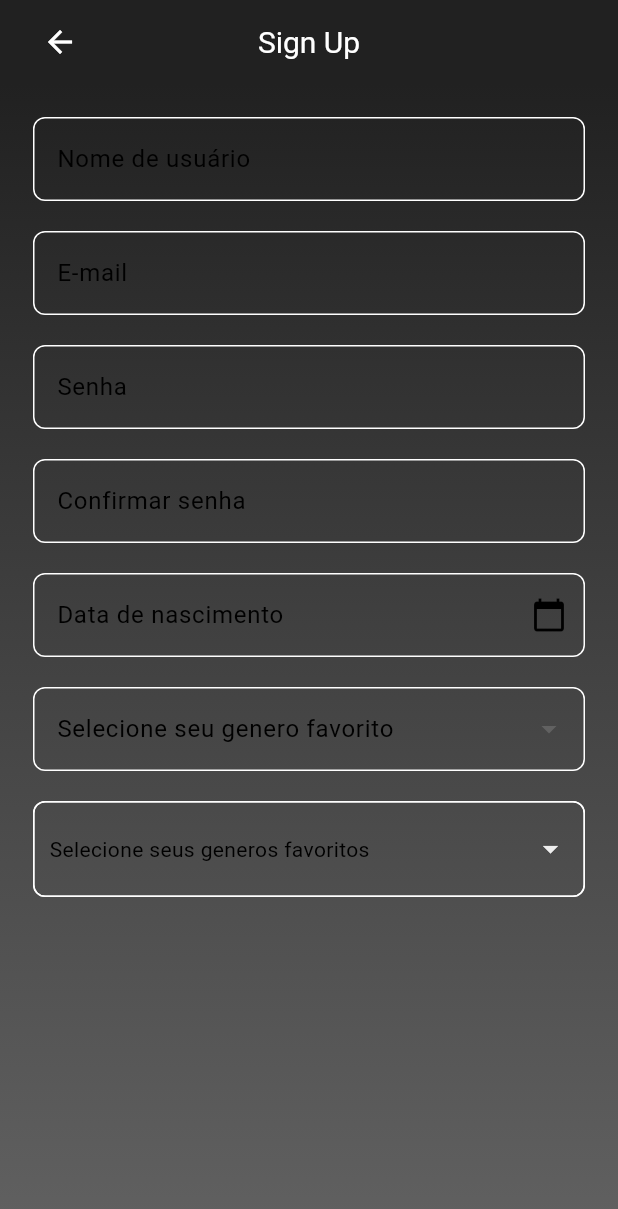
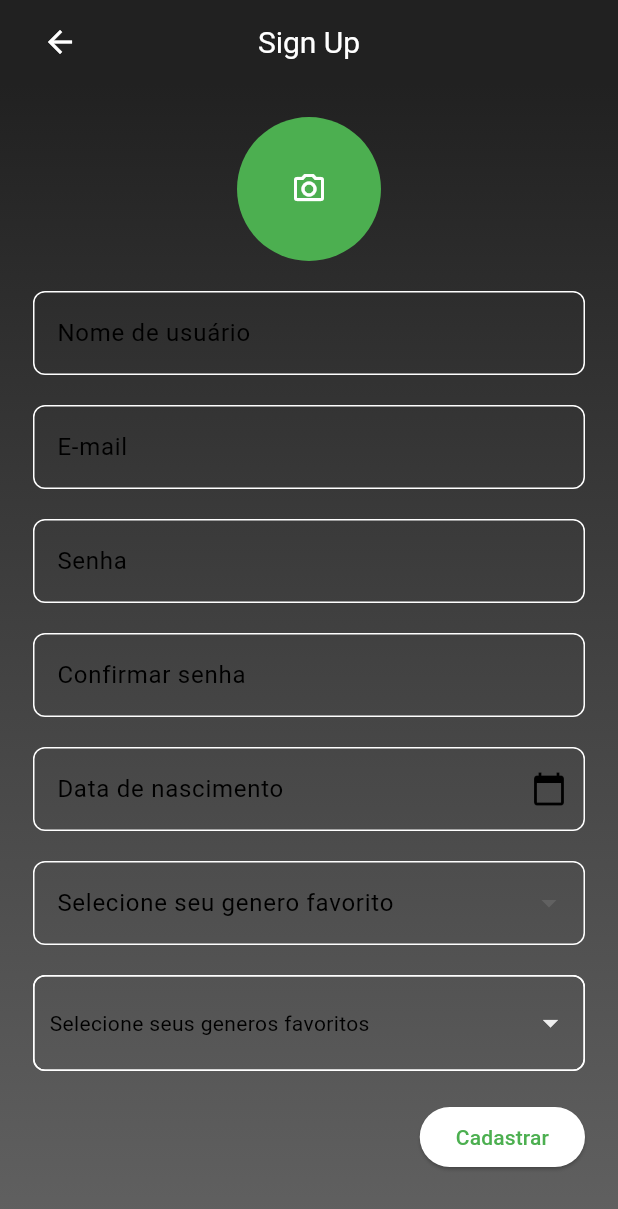
Before and after one commit to Lucas-1048/CaixaDeLetrasFront, a Flutter app: the screen it shows after launch, after a tap on "Entrar", after a tap on "Cadastre-se", on a phone screen of 412 x 824 dp. Shown: the top 1209 px of the screen. Run offline on Flutter 3.47's test engine with Material 3 defaults, Android fonts, the phone set to English and light mode, and no system bars; drawn by our look-alikes of multi_select_flutter; our stand-ins replace dio, flutter_bloc, hive, hive_flutter, image_picker; accounts and stored records are empty.

Commit message:
CDL-2/feature: Ajustes foto e dateform

```diff
--- /dev/null
+++ b/lib/components/cdl_circle_avatar.dart
@@ -0,0 +1,58 @@
+import 'dart:io';
+
+import 'package:flutter/material.dart';
+import 'package:image_picker/image_picker.dart';
+
+class CDLCircleAvatar extends StatefulWidget {
+  const CDLCircleAvatar({super.key});
+
+  @override
+  State<CDLCircleAvatar> createState() => _CDLCircleAvatarState();
+}
+
+class _CDLCircleAvatarState extends State<CDLCircleAvatar> {
+  XFile? profilePhoto;
+
+  @override
+  Widget build(BuildContext context) {
+    return InkWell(
+      onTap: _getPhotoFromGallery,
+      splashColor: Colors.grey.shade200,
+      splashFactory: InkRipple.splashFactory,
+      child: CircleAvatar(
+        radius: 48,
+        child: Stack(
+          alignment: Alignment.center,
+          children: [
+            profilePhoto != null
+                ? ClipOval(
+                    child: Image.file(
+                    File(profilePhoto!.path),
+                    width: 96,
+                    height: 96,
+                    fit: BoxFit.cover,
+                  ))
+                : const SizedBox(),
+            const Icon(
+              Icons.camera_alt_outlined,
+              size: 24,
+              color: Colors.white,
+            ),
+          ],
+        ),
+      ),
+    );
+  }
+
+  void _getPhotoFromGallery() async {
+    final ImagePicker picker = ImagePicker();
+    final XFile? pickedFile = await picker.pickImage(
+      source: ImageSource.gallery,
+    );
+    if (pickedFile != null) {
+      setState(() {
+        profilePhoto = pickedFile;
+      });
+    }
+  }
+}
--- a/lib/components/cdl_date_form_field.dart
+++ b/lib/components/cdl_date_form_field.dart
@@ -1,4 +1,5 @@
 import 'package:flutter/material.dart';
+// ignore: depend_on_referenced_packages
 import 'package:intl/intl.dart';
 
 class CDLDateFormField extends StatelessWidget {
--- a/lib/components/cdl_multi_select_drop_down.dart
+++ b/lib/components/cdl_multi_select_drop_down.dart
@@ -2,16 +2,19 @@ import 'package:flutter/material.dart';
 import 'package:multi_select_flutter/multi_select_flutter.dart';
 
 class CDLMultiSelectDropDown extends StatelessWidget {
-  const CDLMultiSelectDropDown(
-      {super.key,
-      this.width,
-      required this.itens,
-      required this.selectedItems,
-      required this.labelText});
+  const CDLMultiSelectDropDown({
+    super.key,
+    this.width,
+    required this.itens,
+    required this.selectedItems,
+    required this.labelText,
+    this.validator,
+  });
   final double? width;
   final List<String> itens;
   final List<String> selectedItems;
   final String labelText;
+  final String? Function(List<dynamic>?)? validator;
   @override
   Widget build(BuildContext context) {
     return Container(
@@ -46,6 +49,7 @@ class CDLMultiSelectDropDown extends StatelessWidget {
           selectedItems.clear();
           selectedItems.addAll(values.map((e) => e.toString()));
         },
+        validator: validator,
       ),
     );
   }
--- a/lib/screens/signUp/sign_up_screen.dart
+++ b/lib/screens/signUp/sign_up_screen.dart
@@ -1,9 +1,9 @@
+import 'package:caixa_de_letras/components/cdl_circle_avatar.dart';
 import 'package:caixa_de_letras/components/cdl_date_form_field.dart';
 import 'package:caixa_de_letras/components/cdl_drop_down_field.dart';
 import 'package:caixa_de_letras/components/cdl_multi_select_drop_down.dart';
 import 'package:caixa_de_letras/components/cdl_text_form_field.dart';
 import 'package:flutter/material.dart';
-import 'package:flutter/widgets.dart';
 
 class SignUpScreen extends StatefulWidget {
   const SignUpScreen({super.key});
@@ -59,16 +59,22 @@ class _SignUpScreenState extends State<SignUpScreen> {
                 ),
               ),
             ),
-            Center(
-                child: const Text('Sign Up',
+            const Center(
+              //TODO: Arquivo de strings
+              child: Text(
+                'Sign Up',
                 style: TextStyle(
                   fontSize: 20,
                   color: Colors.white,
-                    ))),
+                ),
+              ),
+            ),
           ],
         ),
       ),
-      body: Container(
+      body: Form(
+        key: formKeySignUp,
+        child: Container(
           width: double.maxFinite,
           padding: const EdgeInsets.all(22),
           decoration: BoxDecoration(
@@ -88,11 +94,13 @@ class _SignUpScreenState extends State<SignUpScreen> {
             separatorBuilder: (context, index) => const SizedBox(height: 20),
           ),
         ),
+      ),
     );
   }
 
   void _initializeWidgetList() {
     listWidgets = [
+      const CDLCircleAvatar(),
       CDLTextFormField(
         labelText: 'Nome de usuário',
         controller: nameController,
@@ -153,6 +161,13 @@ class _SignUpScreenState extends State<SignUpScreen> {
         labelText: 'Data de nascimento',
         controller: birthDateController,
         width: 320,
+        validator: (birthDate) {
+          if (birthDate == null || birthDate.isEmpty) {
+            return 'Campo obrigatório'; // Ajustar traduções
+          }
+
+          return null;
+        },
       ),
       CDLDropDownField(
         items: const ['Masculino', 'Feminino'],
@@ -164,6 +179,17 @@ class _SignUpScreenState extends State<SignUpScreen> {
         itens: ['Terror', 'Suspense', 'Comédia'],
         selectedItems: genderItens,
         width: 320,
+      ),
+      Row(
+        mainAxisAlignment: MainAxisAlignment.end,
+        mainAxisSize: MainAxisSize.max,
+        children: [
+          ElevatedButton(
+              onPressed: () {
+                if (formKeySignUp.currentState!.validate()) {}
+              },
+              child: const Text('Cadastrar')),
+        ],
       )
     ];
   }
--- a/pubspec.yaml
+++ b/pubspec.yaml
@@ -44,6 +44,8 @@ dependencies:
   mockito: ^5.4.4
   bloc_test: ^9.1.7
   multi_select_flutter: ^4.1.3
+  image_picker: ^1.0.7
+  permission_handler: ^11.3.1
 
 dev_dependencies:
   flutter_test:
```
Also changed, not shown: lib/dio/User/dio_sign_up.dart (added), lib/models/User/sign_up_user.dart (added), pubspec.lock. Lines whose indentation alone changed are shown as unchanged.
